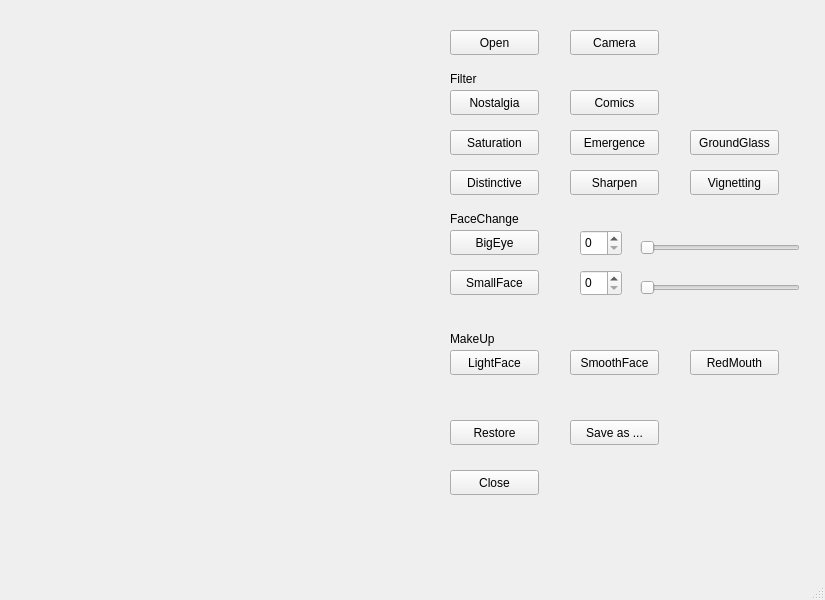
This is mainwindow.ui in heiheishuang/CameraOpencv as Qt 5 draws it before an edit. The edited form follows.
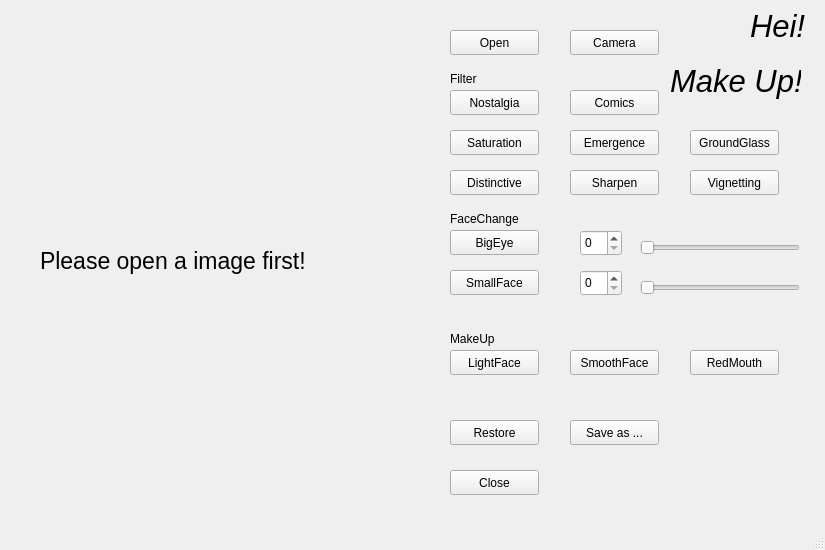
This is the edited form.

Commit message: 修改了界面的标识

```diff
--- a/mainwindow.ui
+++ b/mainwindow.ui
@@ -7,7 +7,7 @@
     <x>0</x>
     <y>0</y>
     <width>825</width>
-    <height>600</height>
+    <height>550</height>
    </rect>
   </property>
   <property name="windowTitle">
@@ -23,8 +23,13 @@
       <height>381</height>
      </rect>
     </property>
+    <property name="font">
+     <font>
+      <pointsize>17</pointsize>
+     </font>
+    </property>
     <property name="text">
-     <string/>
+     <string>Please open a image first!</string>
     </property>
    </widget>
    <widget class="QPushButton" name="ButtonOpen">
@@ -346,6 +351,44 @@
      <string>Camera</string>
     </property>
    </widget>
+   <widget class="QLabel" name="label">
+    <property name="geometry">
+     <rect>
+      <x>750</x>
+      <y>0</y>
+      <width>61</width>
+      <height>51</height>
+     </rect>
+    </property>
+    <property name="font">
+     <font>
+      <pointsize>23</pointsize>
+      <italic>true</italic>
+     </font>
+    </property>
+    <property name="text">
+     <string>Hei!</string>
+    </property>
+   </widget>
+   <widget class="QLabel" name="label_3">
+    <property name="geometry">
+     <rect>
+      <x>670</x>
+      <y>60</y>
+      <width>131</width>
+      <height>41</height>
+     </rect>
+    </property>
+    <property name="font">
+     <font>
+      <pointsize>23</pointsize>
+      <italic>true</italic>
+     </font>
+    </property>
+    <property name="text">
+     <string>Make Up!</string>
+    </property>
+   </widget>
   </widget>
   <widget class="QMenuBar" name="menubar">
    <property name="geometry">
```
Left out of the diff: 2 changed lines with no effect on the pictures.
